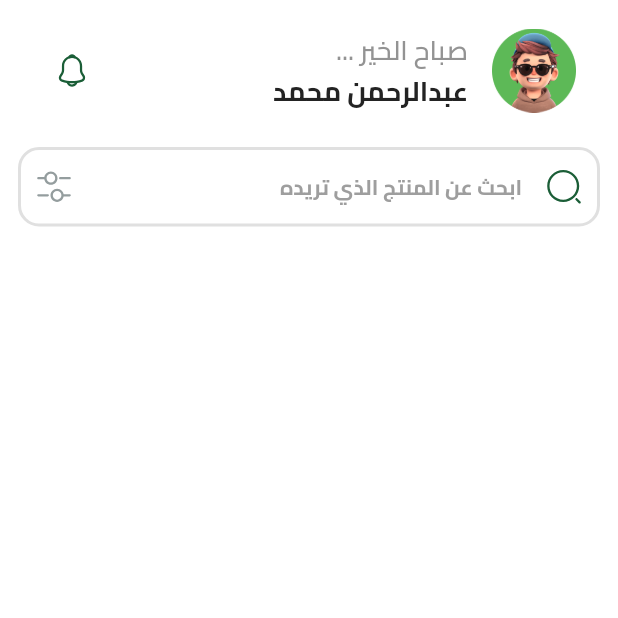
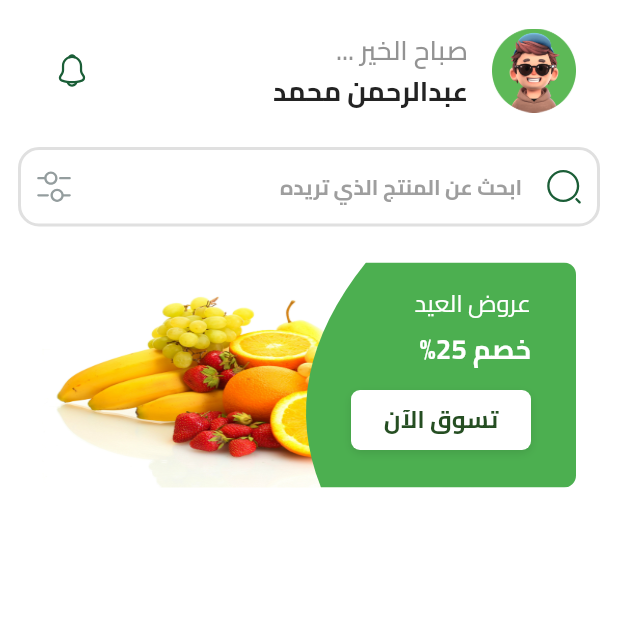
Before and after one commit to AbdulrhmanM0hamed/Fruits-App, a Flutter app: the HomeView screen opened by its route, on a phone screen of 412 x 824 dp, the top half of it. Run offline on Flutter 3.47's test engine with Material 3 defaults, Android fonts, the phone set to English and light mode, and no system bars; our stand-ins replace bloc, cloud_firestore, dartz, firebase_auth, firebase_core, flutter_bloc and 5 more; missing offline and left inert: flutter_facebook_auth; accounts and stored records are empty.

Commit message:
add discount widget

```diff
--- a/lib/core/utils/constants/colors.dart
+++ b/lib/core/utils/constants/colors.dart
@@ -5,6 +5,8 @@ class TColors{
 TColors._();
 // App Basic Colors
 static const Color primary = Color.fromARGB(255, 70, 146, 65);
+static const Color primaryDark = Color.fromARGB(255, 37, 78, 34);
+
 static const Color secondary = Color (0xFFFFE24B);
 static const Color accent = Color (0xFFb0c7ff);
 
--- /dev/null
+++ b/lib/features/home/presentation/view/widgets/discount_widget.dart
@@ -0,0 +1,154 @@
+import 'package:e_commerce/core/utils/constants/colors.dart';
+import 'package:e_commerce/core/utils/constants/font_manger.dart';
+import 'package:e_commerce/core/utils/constants/styles_manger.dart';
+import 'package:flutter/material.dart';
+
+class DiscountBanner extends StatelessWidget {
+  const DiscountBanner({super.key});
+
+  @override
+  Widget build(BuildContext context) {
+    return Padding(
+      padding: const EdgeInsets.symmetric(horizontal: 16, vertical: 8),
+      child: Container(
+        height: 150,
+        decoration: BoxDecoration(
+          borderRadius: BorderRadius.circular(16), // تطبيق الراديوس بشكل موحد
+        ),
+        child: Stack(
+          children: [
+            // الجزء الخاص بالصورة
+            Positioned.fill(
+              child: ClipRRect(
+                borderRadius: const BorderRadius.only(
+                  topLeft: Radius.circular(8), // تطبيق الراديوس على الجانبين الأيسر
+                  bottomLeft: Radius.circular(8),
+                ),
+                child: Padding(
+                  padding: const EdgeInsets.only(right: 10),
+                  child: Image.asset(
+                    'assets/images/testFruit.jpg', // استبدل بمسار الصورة
+                    fit: BoxFit.fill, // تأكد من أن الصورة تغطي المساحة بالكامل
+                  ),
+                ),
+              ),
+            ),
+            // الجزء الخاص باللون الأخضر
+            ClipPath(
+              clipper: GreenCurveClipper(),
+              child: Container(
+
+                width: 200,
+                decoration: BoxDecoration(
+                  color: Colors.green,
+                borderRadius:    BorderRadius.only(
+                  topRight: Radius.circular(8), // تطبيق الراديوس على الجانبين الأيسر
+                   bottomRight: Radius.circular(8),
+                ),
+
+                ),
+                child: Padding(
+                  padding: const EdgeInsets.only(right: 30, top: 10, bottom: 10),
+                  child: Column(
+                    crossAxisAlignment: CrossAxisAlignment.start,
+
+                    children: [
+
+                      const SizedBox(height: 6),
+                      const Text(
+                        "عروض العيد",
+                        style: TextStyle(
+                          color: Colors.white,
+                          fontSize: 16,
+                          fontWeight: FontWeight.normal,
+                        ),
+                      ),
+                      const SizedBox(height: 6),
+                       const Text(
+                        "خصم 25%",
+                        style: TextStyle(
+                          color: Colors.white,
+                          fontSize: 18,
+                          fontWeight: FontWeight.bold,
+                        ),
+                      ),
+                      const SizedBox(height: 6),
+                      const SizedBox(height: 8),
+                     CustomDiscountButton(
+                        onPressed: () {},
+                        buttonText: "تسوق الآن",
+                      ),
+                    ],
+                  ),
+                ),
+              ),
+            ),
+          ],
+        ),
+      ),
+    );
+  }
+}
+
+
+
+class GreenCurveClipper extends CustomClipper<Path> {
+  @override
+  Path getClip(Size size) {
+    Path path = Path();
+    path.moveTo(size.width * 0.3, 0);
+    path.quadraticBezierTo(
+        0, size.height / 2, size.width * 0.15, size.height); // تقليل انحناء الكيرف
+    path.lineTo(size.width, size.height);
+    path.lineTo(size.width, 0);
+    path.close();
+    return path;
+  }
+
+  @override
+  bool shouldReclip(covariant CustomClipper<Path> oldClipper) => false;
+}
+
+
+class CustomDiscountButton extends StatelessWidget {
+  final VoidCallback onPressed;
+  final String buttonText;
+
+  const CustomDiscountButton({
+    Key? key,
+    required this.onPressed,
+    required this.buttonText,
+  }) : super(key: key);
+
+  @override
+  Widget build(BuildContext context) {
+    return GestureDetector(
+      onTap: onPressed, // عند الضغط على الزر، استدعاء onPressed
+      child: Container(
+        width: 120, // تحديد عرض الزر
+        height: 40, // تحديد ارتفاع الزر
+        decoration: BoxDecoration(
+          color: TColors.white, // خلفية الزر
+          borderRadius: BorderRadius.circular(6), // راديوس الزر
+          boxShadow: [
+            BoxShadow(
+              color: Colors.black.withOpacity(0.1),
+              offset: Offset(0, 2),
+              blurRadius: 4, // مدى تأثير الظل
+            ),
+          ],
+        ),
+        child: Center(
+          child: Text(
+            buttonText, // نص الزر
+            style: getBoldStyle(
+              fontFamily: FontConstant.cairo,
+              fontSize: FontSize.size16,
+              color: TColors.primaryDark,
+            ),
+          ),
+        ),
+      ),
+    );
+  }
+}
--- a/lib/features/home/presentation/view/widgets/home_view_body.dart
+++ b/lib/features/home/presentation/view/widgets/home_view_body.dart
@@ -1,4 +1,5 @@
 import 'package:e_commerce/features/home/presentation/view/widgets/custom_text_field.dart';
+import 'package:e_commerce/features/home/presentation/view/widgets/discount_widget.dart';
 import 'package:flutter/widgets.dart';
 import 'package:e_commerce/features/home/presentation/view/widgets/custom_home_app_bar.dart';
 
@@ -21,6 +22,12 @@ class HomeViewBody extends StatelessWidget {
           SliverToBoxAdapter(
             child: CustomTextField(),
           ),
+           SliverToBoxAdapter(
+            child: SizedBox(height: 16,),
+          ),
+          SliverToBoxAdapter(
+            child: DiscountBanner(),
+          ),
         ],
       ),
     );
```
Also changed, not shown: assets/images/OIP (1).jpeg (added), assets/images/testFruit.jpg (added), 1 other file.
